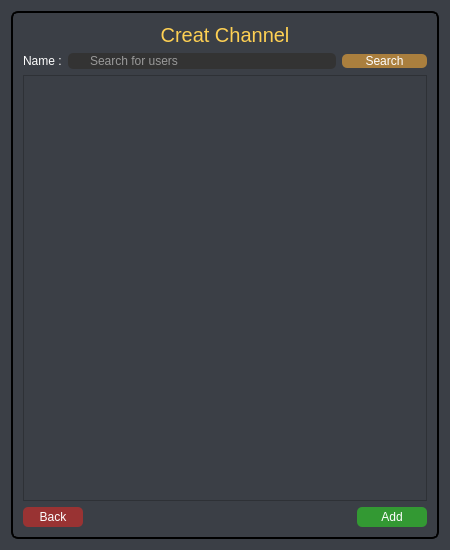
This is Pulp-Fiction-LoginAndRegister/createchannel.ui in AP-projects-4001/Pulp-Fiction as Qt 5 draws it before an edit. The edited form follows.
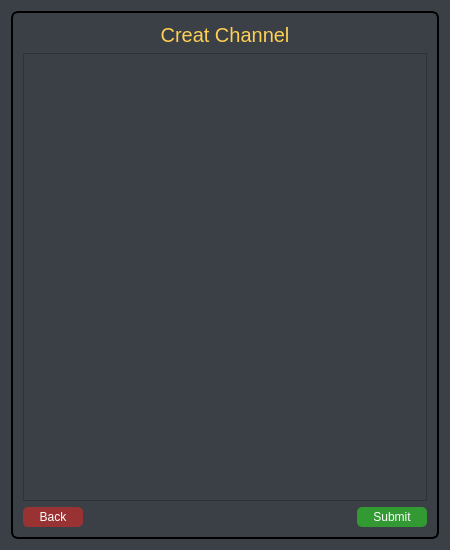
This is the edited form. The open tabs and pages were chosen to show the change. Icons and pictures are not drawn.

Patch:
```diff
--- a/Pulp-Fiction-LoginAndRegister/createchannel.ui
+++ b/Pulp-Fiction-LoginAndRegister/createchannel.ui
@@ -496,95 +496,7 @@
         </widget>
        </item>
        <item row="1" column="0">
-        <layout class="QHBoxLayout" name="horizontalLayout_3">
-         <item>
-          <widget class="QLabel" name="label_2">
-           <property name="styleSheet">
-            <string notr="true">color: #fefefe;</string>
-           </property>
-           <property name="text">
-            <string>Name :</string>
-           </property>
-          </widget>
-         </item>
-         <item>
-          <widget class="QLineEdit" name="searchlineedit">
-           <property name="styleSheet">
-            <string notr="true">QLineEdit#searchlineedit {
-padding-left: 20px;
-padding-right: 20px;
-border-radius: 5px;
-background: #333;
-color: #fefefe;
-}
-
-QLineEdit#searchlineedit:hover {
-	background-color: rgb(42, 46, 52);
-border-style: solid;
- border-width: 1px;
-	border-color: rgb(245, 179, 1);
-	color: rgb(241, 182, 88);
-}
-
-QLineEdit#searchlineedit:pressed {
-border-style: solid;
-border-width: 1px;
-	background-color: rgb(25, 69, 105);
-	color: rgb(85, 255, 255);
-}</string>
-           </property>
-           <property name="placeholderText">
-            <string>Search for users</string>
-           </property>
-          </widget>
-         </item>
-         <item>
-          <widget class="QPushButton" name="search">
-           <property name="minimumSize">
-            <size>
-             <width>85</width>
-             <height>0</height>
-            </size>
-           </property>
-           <property name="styleSheet">
-            <string notr="true">
-QPushButton#search{
-color: white;
-border-radius: 5px;
-	background-color: rgb(170, 127, 62);
-color: #fefefe;
-}
-
-QPushButton#search:hover {
-	background-color: rgb(42, 46, 52);
-border-style: solid;
- border-width: 1px;
-	color: rgb(241, 182, 88);
-}
-
-QPushButton#search:pressed {
-border-style: solid;
-border-width: 1px;
-	background-color: rgb(25, 69, 105);
-	color: rgb(85, 255, 255);
-}</string>
-           </property>
-           <property name="text">
-            <string>Search</string>
-           </property>
-           <property name="icon">
-            <iconset resource="elements.qrc">
-             <normaloff>:/img/img/icons8-find-64 (1).png</normaloff>:/img/img/icons8-find-64 (1).png</iconset>
-           </property>
-           <property name="iconSize">
-            <size>
-             <width>16</width>
-             <height>20</height>
-            </size>
-           </property>
-          </widget>
-         </item>
-        </layout>
+        <layout class="QHBoxLayout" name="horizontalLayout_3"/>
        </item>
        <item row="2" column="0">
         <widget class="QListWidget" name="userslist"/>
@@ -693,7 +605,7 @@
 }</string>
            </property>
            <property name="text">
-            <string>Add</string>
+            <string>Submit</string>
            </property>
            <property name="icon">
             <iconset resource="elements.qrc">
```
Left out of the diff: 2 changed lines with no effect on the pictures.
